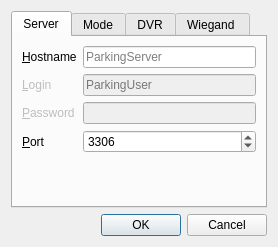
Qt form RpiClient/SettingsDialog.ui (Baxulio/ParkingAS) before a commit.
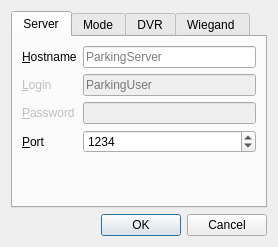
The same form after that commit. The open tabs and pages were chosen to show the change.

Commit message:
Merge branch 'master' of https://github.com/Baxulio/ParkingAS
# Conflicts:
#	RpiClient/WiegandWiring.h

Patch:
```diff
--- a/RpiClient/SettingsDialog.ui
+++ b/RpiClient/SettingsDialog.ui
@@ -124,7 +124,7 @@
           <number>10</number>
          </property>
          <property name="value">
-          <number>3306</number>
+          <number>1234</number>
          </property>
         </widget>
        </item>
```
Left out of the diff: 4 changed lines with no effect on the pictures. The commit also changes 2 other files.
